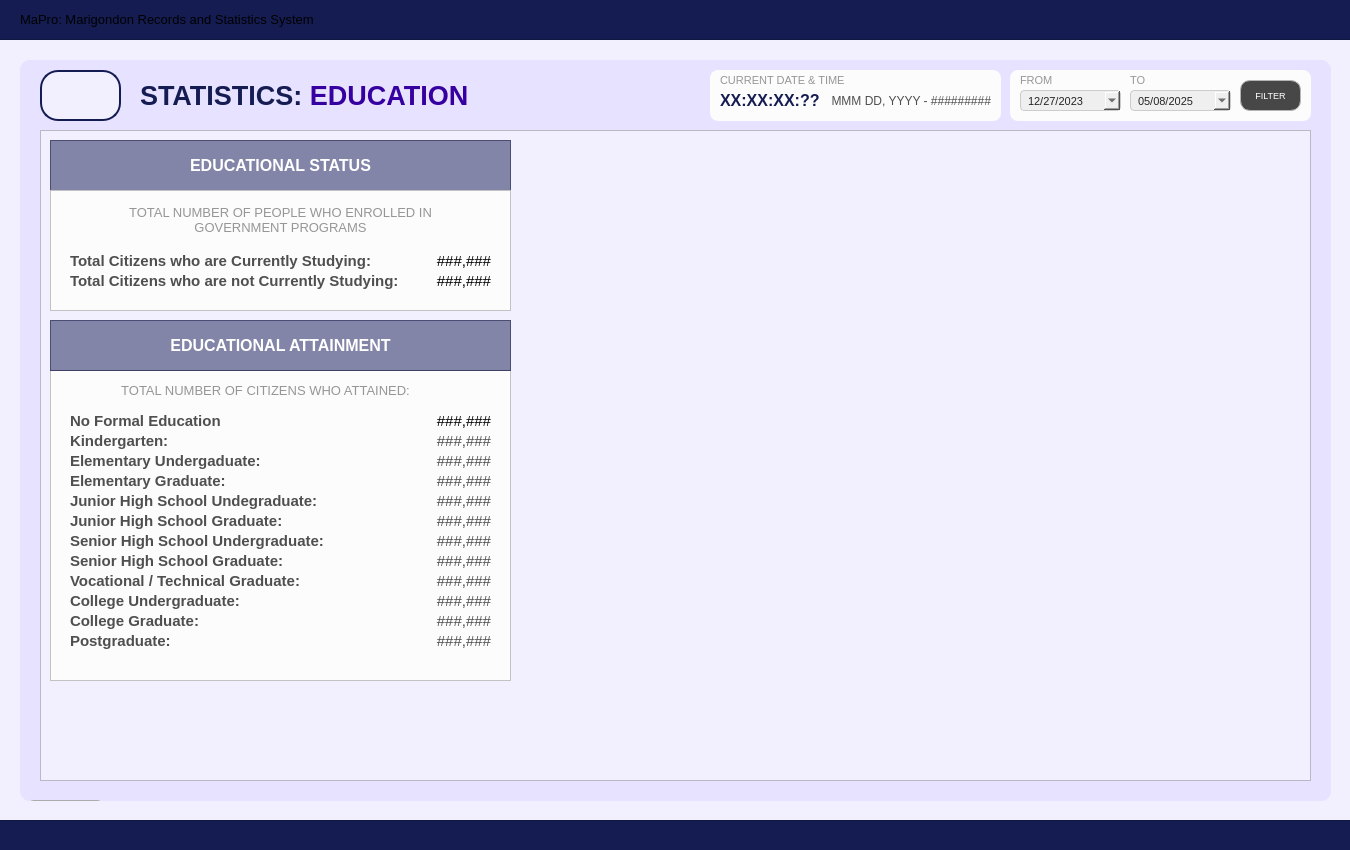
This is Resources/UIs/MainPages/StatisticPages/education.ui in Yohhannn/Barangay-Records-Statistics-System as Qt 5 draws it before an edit. The edited form follows.
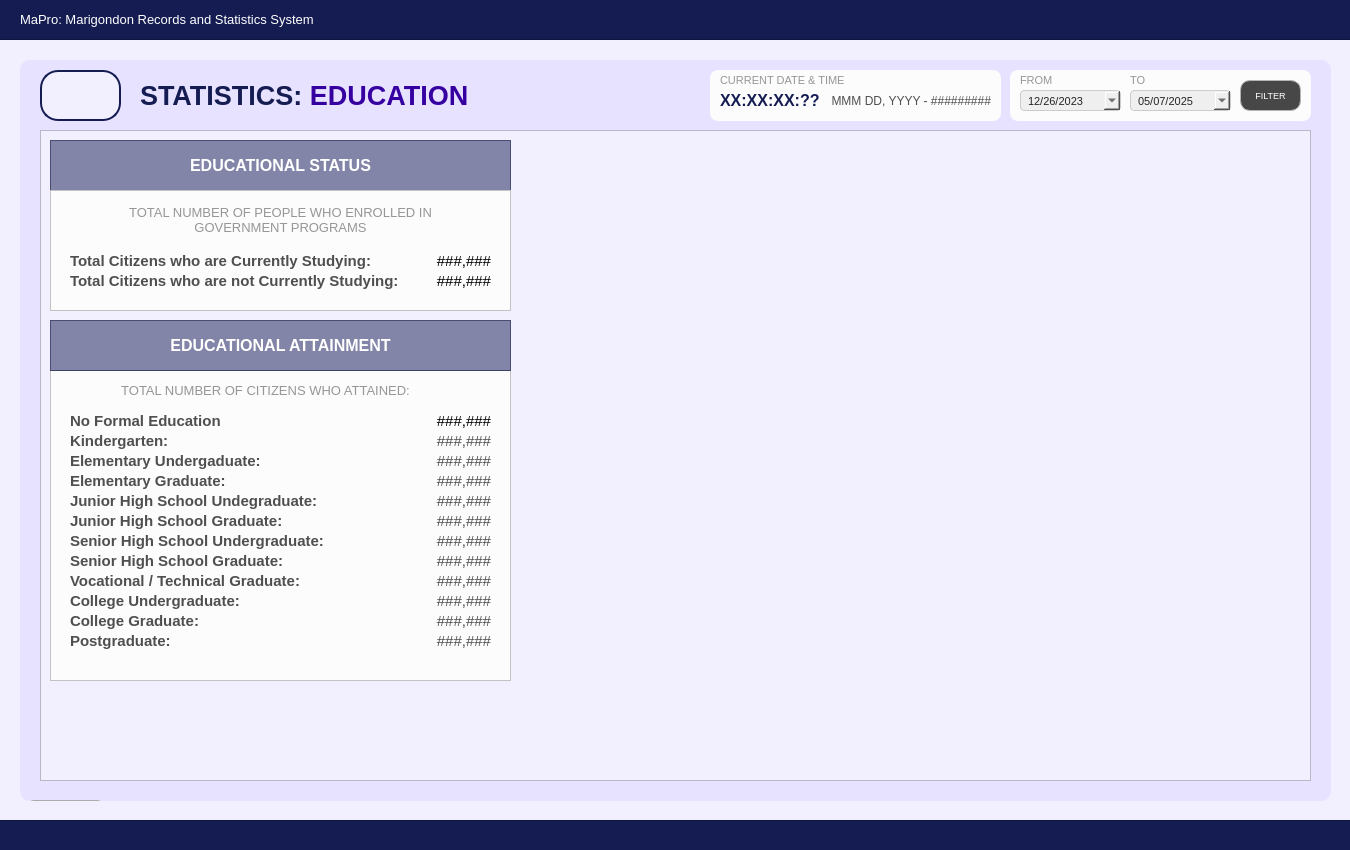
This is the edited form. Icons and pictures are not drawn.

The edit to the form file:
```diff
--- a/Resources/UIs/MainPages/StatisticPages/education.ui
+++ b/Resources/UIs/MainPages/StatisticPages/education.ui
@@ -70,7 +70,7 @@
     <property name="styleSheet">
      <string notr="true">#app_title {
 	background-color: transparent;
-	color: #white;
+	color: #FFFFFF;
 }
 </string>
     </property>
@@ -1502,7 +1502,7 @@
        <second>0</second>
        <year>2023</year>
        <month>12</month>
-       <day>27</day>
+       <day>26</day>
       </datetime>
      </property>
      <property name="displayFormat">
@@ -1550,7 +1550,7 @@
        <second>0</second>
        <year>2025</year>
        <month>5</month>
-       <day>8</day>
+       <day>7</day>
       </datetime>
      </property>
      <property name="displayFormat">
```
